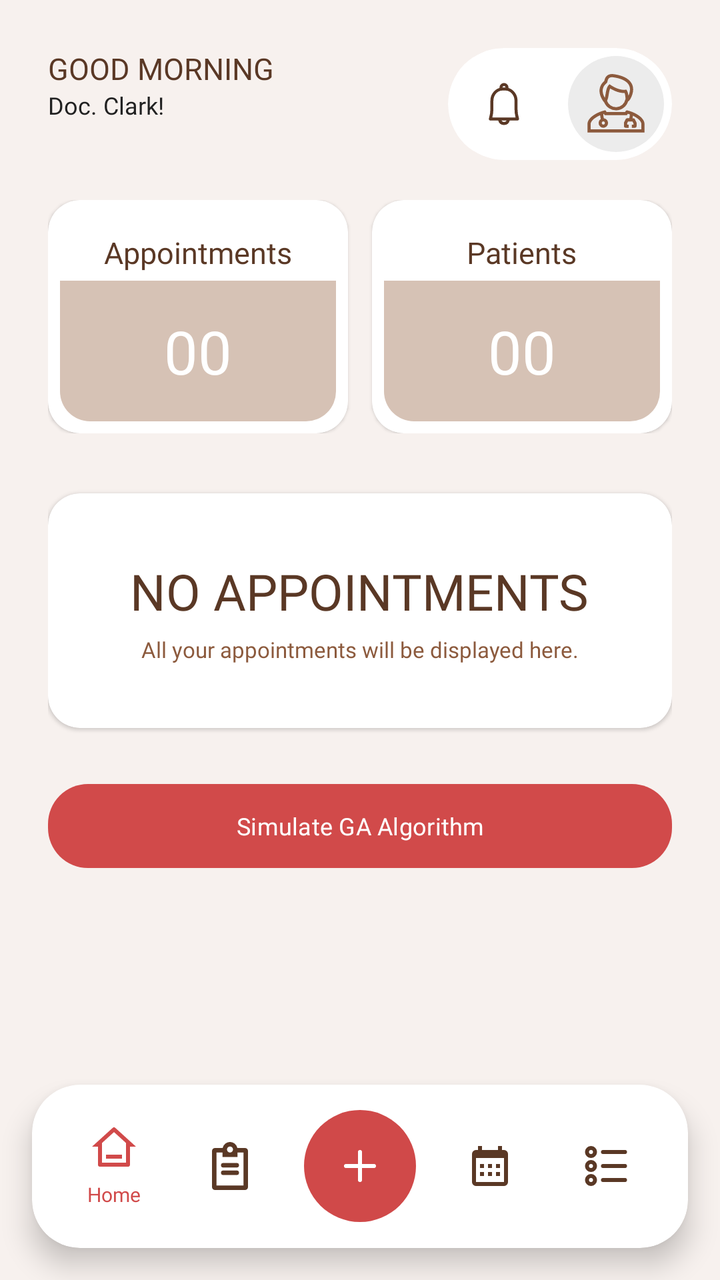
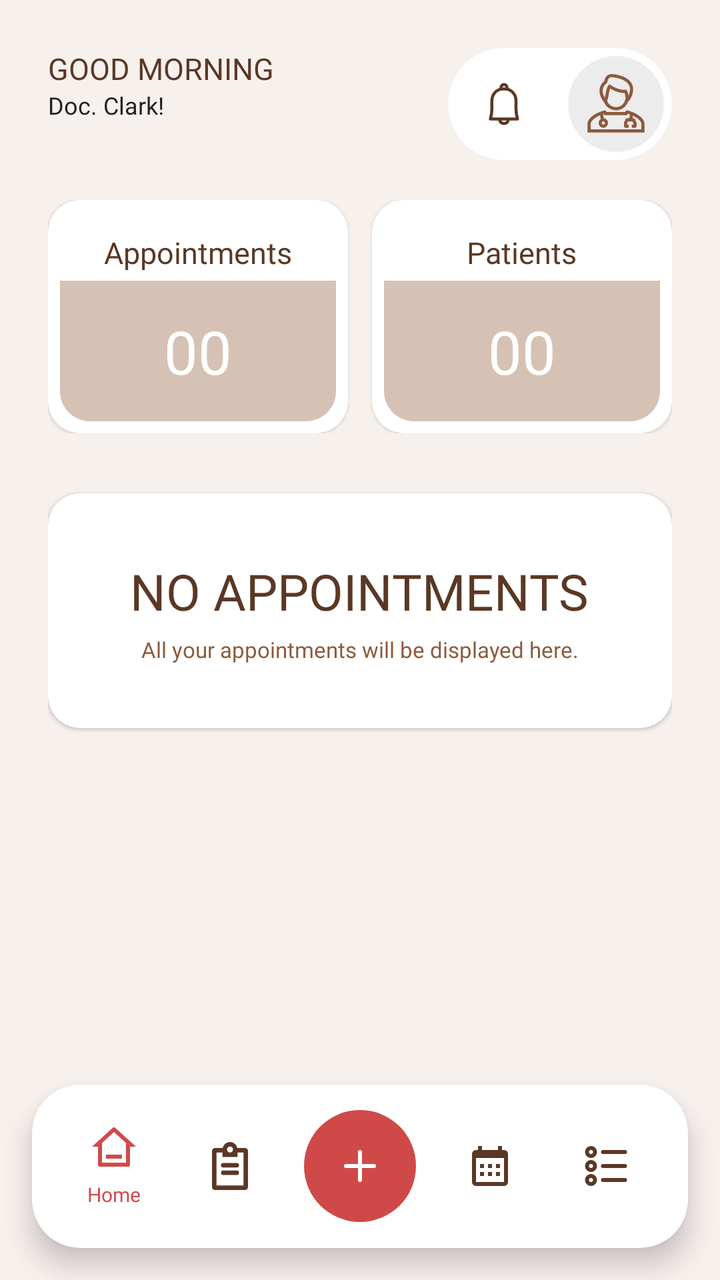

Compare the two renders of this Android layout. The source of the first and the diff that turns it into the second are given below.
<!-- AndroidManifest.xml: application theme Theme.StTherese -->
<!-- res/layout/activity_doctor_home.xml -->
<?xml version="1.0" encoding="utf-8"?>
    <androidx.coordinatorlayout.widget.CoordinatorLayout xmlns:android="http://schemas.android.com/apk/res/android"
        xmlns:app="http://schemas.android.com/apk/res-auto"
        android:layout_width="match_parent"
        android:layout_height="match_parent"
        android:background="#F7F1EE">

        <androidx.core.widget.NestedScrollView
            android:layout_width="match_parent"
            android:layout_height="match_parent"
            android:fillViewport="true"
            android:clipToPadding="false"
            android:paddingBottom="100dp">

            <LinearLayout
                android:layout_width="match_parent"
                android:layout_height="wrap_content"
                android:orientation="vertical"
                android:padding="24dp">

                <RelativeLayout
                    android:layout_width="match_parent"
                    android:layout_height="wrap_content"
                    android:layout_marginBottom="20dp">

                    <LinearLayout
                        android:layout_width="wrap_content"
                        android:layout_height="wrap_content"
                        android:layout_alignParentStart="true"
                        android:orientation="vertical">

                        <TextView
                            android:id="@+id/tvGreeting"
                            android:layout_width="wrap_content"
                            android:layout_height="wrap_content"
                            android:text="GOOD MORNING"
                            android:fontFamily="@font/montserrat_extra_bold"
                            android:textSize="15sp"
                            android:textColor="@color/brown_text" />

                        <TextView
                            android:id="@+id/tvUserName"
                            android:layout_width="wrap_content"
                            android:layout_height="wrap_content"
                            android:text="Doc. Clark!"
                            android:fontFamily="@font/poppins_medium"
                            android:textSize="12sp"
                            android:textColor="@color/black_text"/>
                    </LinearLayout>

                    <androidx.cardview.widget.CardView
                        android:layout_width="wrap_content"
                        android:layout_height="wrap_content"
                        android:layout_alignParentEnd="true"
                        app:cardBackgroundColor="#FFFFFF"
                        app:cardCornerRadius="28dp"
                        app:cardElevation="0dp">

                        <LinearLayout
                            android:layout_width="wrap_content"
                            android:layout_height="wrap_content"
                            android:orientation="horizontal"
                            android:gravity="center_vertical"
                            android:padding="4dp">

                            <ImageView
                                android:id="@+id/ivNotification"
                                android:layout_width="48dp"
                                android:layout_height="48dp"
                                android:layout_marginEnd="8dp"
                                android:background="@drawable/bg_notification"
                                android:padding="12dp"
                                android:src="@drawable/ic_notification"
                                app:tint="#5A3825" />

                            <ImageView
                                android:id="@+id/ivProfile"
                                android:layout_width="48dp"
                                android:layout_height="48dp"
                                android:padding="5dp"
                                android:src="@drawable/ic_doctor_placeholder"
                                android:background="@drawable/bg_circle_gray" />
                        </LinearLayout>
                    </androidx.cardview.widget.CardView>
                </RelativeLayout>










































                <LinearLayout
                    android:layout_width="match_parent"
                    android:layout_height="wrap_content"
                    android:orientation="horizontal"
                    android:layout_marginBottom="24dp">

                    <androidx.cardview.widget.CardView
                        android:id="@+id/appointmentCard"
                        android:layout_width="0dp"
                        android:layout_height="wrap_content"
                        android:layout_weight="1"
                        android:layout_marginEnd="12dp"
                        app:cardBackgroundColor="#FFFFFF"
                        app:cardCornerRadius="16dp"
                        app:cardElevation="1dp">

                        <LinearLayout
                            android:layout_width="match_parent"
                            android:layout_height="wrap_content"
                            android:orientation="vertical"
                            android:padding="6dp">

                            <TextView
                                android:layout_width="wrap_content"
                                android:layout_height="wrap_content"
                                android:paddingTop="10dp"
                                android:text="Appointments"
                                android:layout_gravity="center"
                                android:textSize="15sp"
                                android:fontFamily="@font/montserrat_bold"
                                android:textColor="@color/brown_text"
                                android:layout_marginBottom="4dp"/>

                            <TextView
                                android:id="@+id/tvAppointmentCount"
                                android:layout_width="match_parent"
                                android:layout_height="wrap_content"
                                android:paddingTop="15dp"
                                android:paddingBottom="15dp"
                                android:text="00"
                                android:gravity="center"
                                android:fontFamily="@font/montserrat_extra_bold"
                                android:textSize="30sp"
                                android:textColor="@color/card_white"
                                android:background="@drawable/appointment_card_bg"/>
                        </LinearLayout>

                    </androidx.cardview.widget.CardView>

                    <androidx.cardview.widget.CardView
                        android:id="@+id/patientCard"
                        android:layout_width="0dp"
                        android:layout_height="match_parent"
                        android:layout_weight="1"
                        app:cardBackgroundColor="#FFFFFF"
                        app:cardCornerRadius="16dp"
                        app:cardElevation="1dp">

                        <LinearLayout
                            android:layout_width="match_parent"
                            android:layout_height="wrap_content"
                            android:orientation="vertical"
                            android:padding="6dp">

                            <TextView
                                android:layout_width="wrap_content"
                                android:layout_height="wrap_content"
                                android:paddingTop="10dp"
                                android:layout_gravity="center"
                                android:layout_marginBottom="4dp"
                                android:fontFamily="@font/montserrat_bold"
                                android:text="Patients"
                                android:textColor="@color/brown_text"
                                android:textSize="15sp" />

                            <TextView
                                android:id="@+id/tvPatientCount"
                                android:layout_width="match_parent"
                                android:layout_height="match_parent"
                                android:paddingTop="15dp"
                                android:paddingBottom="15dp"
                                android:background="@drawable/appointment_card_bg"
                                android:fontFamily="@font/montserrat_extra_bold"
                                android:gravity="center"
                                android:text="00"
                                android:textColor="@color/card_white"
                                android:textSize="30sp" />
                        </LinearLayout>
                    </androidx.cardview.widget.CardView>


                </LinearLayout>


                <androidx.cardview.widget.CardView
                    android:id="@+id/layoutEmptyState"
                    android:layout_width="match_parent"
                    android:layout_height="wrap_content"
                    android:layout_marginTop="6dp"
                    android:layout_marginBottom="24dp"
                    app:cardBackgroundColor="#FFFFFF"
                    app:cardCornerRadius="16dp"
                    app:cardElevation="1dp">
                    <LinearLayout
                        android:layout_width="match_parent"
                        android:layout_height="wrap_content"
                        android:orientation="vertical"
                        android:gravity="center_horizontal"
                        android:padding="32dp">


                        <TextView
                        android:id="@+id/tvNoAppointment"
                        android:layout_width="wrap_content"
                        android:layout_height="wrap_content"
                        android:fontFamily="@font/montserrat_extra_bold"
                        android:text="NO APPOINTMENTS"
                            android:gravity="center"
                        android:textColor="@color/brown_text"
                        android:textSize="25sp" />

                        <TextView
                            android:layout_width="wrap_content"
                            android:layout_height="wrap_content"
                            android:fontFamily="@font/poppins_medium"
                            android:gravity="center"
                            android:text="All your appointments will be displayed here."
                            android:layout_marginTop="5dp"
                            android:textColor="@color/text_secondary"
                            android:textSize="11sp" />

                    </LinearLayout>
                </androidx.cardview.widget.CardView>


            <LinearLayout
                android:id="@+id/layoutDataContent"
                android:layout_width="match_parent"
                android:layout_height="wrap_content"
                android:orientation="vertical"
                android:visibility="gone">


                <RelativeLayout
                    android:layout_width="match_parent"
                    android:layout_height="wrap_content"
                    android:layout_marginBottom="12dp">

                <TextView
                    android:layout_width="wrap_content"
                    android:layout_height="wrap_content"
                    android:layout_alignParentStart="true"
                    android:text="Upcoming Appointment"
                    android:textSize="12sp"
                    android:fontFamily="@font/poppins_semi_bold"
                    android:textColor="@color/brown_text" />

                <TextView
                    android:id="@+id/tvViewAllAppointments"
                    android:layout_width="wrap_content"
                    android:layout_height="wrap_content"
                    android:layout_alignParentEnd="true"
                    android:text="View All"
                    android:textSize="12sp"
                    android:textColor="#D14A4A"
                    android:fontFamily="@font/poppins_semi_bold" />
                </RelativeLayout>



                <androidx.recyclerview.widget.RecyclerView
                    android:id="@+id/rvUpcomingAppointments"
                    android:layout_width="match_parent"
                    android:layout_height="wrap_content"
                    android:layout_marginBottom="24dp" />


            </LinearLayout>

                <com.google.android.material.button.MaterialButton
                    android:id="@+id/btnGA"
                    android:layout_width="match_parent"
                    android:layout_height="50dp"
                    android:text="Simulate GA Algorithm"
                    android:textAllCaps="false"
                    android:textColor="#FFFFFF"
                    android:fontFamily="@font/poppins_semi_bold"
                    android:textSize="12sp"
                    app:cornerRadius="20dp"
                    app:backgroundTint="@color/red_primary"/>

            </LinearLayout>

        </androidx.core.widget.NestedScrollView>






        <androidx.cardview.widget.CardView
            android:layout_width="match_parent"
            android:layout_height="wrap_content"
            android:layout_gravity="bottom"
            android:layout_margin="16dp"
            app:cardCornerRadius="24dp"
            app:cardElevation="8dp"
            app:cardBackgroundColor="#FFFFFF">

            <LinearLayout
                android:layout_width="match_parent"
                android:layout_height="wrap_content"
                android:orientation="horizontal"
                android:gravity="center"
                android:padding="12dp">

                <LinearLayout
                    android:id="@+id/btnHome"
                    android:layout_width="0dp"
                    android:layout_height="wrap_content"
                    android:layout_weight="1"
                    android:orientation="vertical"
                    android:gravity="center"
                    android:padding="8dp">

                    <ImageView
                        android:layout_width="24dp"
                        android:layout_height="24dp"
                        android:src="@drawable/ic_home"
                        app:tint="#D14A4A" />

                    <TextView
                        android:layout_width="wrap_content"
                        android:layout_height="wrap_content"
                        android:text="Home"
                        android:fontFamily="@font/montserrat_extra_bold"
                        android:textSize="10sp"
                        android:textColor="#D14A4A"
                        android:layout_marginTop="4dp" />
                </LinearLayout>

                <LinearLayout
                    android:id="@+id/btnAppointment"
                    android:layout_width="0dp"
                    android:layout_height="wrap_content"
                    android:layout_weight="1"
                    android:orientation="vertical"
                    android:gravity="center"
                    android:padding="8dp">

                    <ImageView
                        android:layout_width="24dp"
                        android:layout_height="24dp"
                        android:src="@drawable/ic_list"
                        app:tint="#5A3825" />
                </LinearLayout>

                <ImageView
                    android:id="@+id/btnAdd"
                    android:layout_width="56dp"
                    android:layout_height="56dp"
                    android:src="@drawable/ic_add"
                    android:background="@drawable/bg_circle_red"
                    android:padding="16dp"
                    app:tint="#FFFFFF"
                    android:layout_marginHorizontal="8dp" />

                <LinearLayout
                    android:id="@+id/btnCalendar"
                    android:layout_width="0dp"
                    android:layout_height="wrap_content"
                    android:layout_weight="1"
                    android:orientation="vertical"
                    android:gravity="center"
                    android:padding="8dp">

                    <ImageView
                        android:layout_width="24dp"
                        android:layout_height="24dp"
                        android:src="@drawable/ic_calendar"
                        app:tint="#5A3825" />
                </LinearLayout>

                <LinearLayout
                    android:id="@+id/btnHistory"
                    android:layout_width="0dp"
                    android:layout_height="wrap_content"
                    android:layout_weight="1"
                    android:orientation="vertical"
                    android:gravity="center"
                    android:padding="8dp">

                    <ImageView
                        android:layout_width="24dp"
                        android:layout_height="24dp"
                        android:src="@drawable/ic_menu"
                        app:tint="#5A3825" />
                </LinearLayout>
            </LinearLayout>
        </androidx.cardview.widget.CardView>

    </androidx.coordinatorlayout.widget.CoordinatorLayout>
<!-- resources referenced by this layout -->
<resources>
  <color name="black_text">#212121</color>
  <color name="brown_text">#5A3825</color>
  <color name="card_white">#FFFFFF</color>
  <color name="red_primary">#D14A4A</color>
  <color name="text_secondary">#8C5A3D</color>
  <!-- drawable appointment_card_bg (drawable) -->
  <?xml version="1.0" encoding="utf-8"?>
  <shape xmlns:android="http://schemas.android.com/apk/res/android"
      android:shape="rectangle">
      <solid android:color="#D6C2B5" />
      <corners
          android:topLeftRadius="0dp"
          android:topRightRadius="0dp"
          android:bottomLeftRadius="15dp"
          android:bottomRightRadius="15dp" />
  </shape>
  <!-- drawable bg_circle_gray (drawable) -->
  <?xml version="1.0" encoding="utf-8"?>
  <shape xmlns:android="http://schemas.android.com/apk/res/android"
      android:shape="oval">
      <padding android:left="6dp" android:top="6dp" android:right="6dp"/>
      <solid android:color="#ECECEC" />
  </shape>
  <!-- drawable bg_circle_red (drawable) -->
  <?xml version="1.0" encoding="utf-8"?>
  <shape xmlns:android="http://schemas.android.com/apk/res/android"
      android:shape="oval">
      <solid android:color="#D04949" />
  </shape>
  <!-- drawable bg_notification (drawable) -->
  <?xml version="1.0" encoding="utf-8"?>
  <shape xmlns:android="http://schemas.android.com/apk/res/android"
      android:shape="rectangle">
      <solid android:color="#FFFFFF" />
      <corners android:radius="12dp" />
  </shape>
  <!-- drawable ic_add (drawable) -->
  <vector xmlns:android="http://schemas.android.com/apk/res/android"
      android:width="24dp"
      android:height="24dp"
      android:viewportWidth="24"
      android:viewportHeight="24">
    <path
        android:pathData="M5,12h14m-7,-7v14"
        android:strokeLineJoin="round"
        android:strokeWidth="2"
        android:fillColor="#00000000"
        android:strokeColor="#FFFFFF"
        android:strokeLineCap="round"/>
  </vector>
  <!-- drawable ic_calendar (drawable) -->
  <vector xmlns:android="http://schemas.android.com/apk/res/android"
      android:width="24dp"
      android:height="24dp"
      android:viewportWidth="24"
      android:viewportHeight="24">
    <path
        android:pathData="M8,4h8L16,2h2v2h1a2,2 0,0 1,2 2v14a2,2 0,0 1,-2 2L5,22a2,2 0,0 1,-2 -2L3,6a2,2 0,0 1,2 -2h1L6,2h2zM5,8v12h14L19,8zM7,11h2v2L7,13zM11,11h2v2h-2zM15,11h2v2h-2zM15,15h2v2h-2zM11,15h2v2h-2zM7,15h2v2L7,17z"
        android:fillColor="#FFFFFF"
        android:fillType="evenOdd"/>
  </vector>
  <!-- drawable ic_home (drawable) -->
  <vector xmlns:android="http://schemas.android.com/apk/res/android"
      android:width="24dp"
      android:height="24dp"
      android:viewportWidth="24"
      android:viewportHeight="24">
    <path
        android:pathData="M19,21L5,21a1,1 0,0 1,-1 -1v-9L1,11l10.327,-9.388a1,1 0,0 1,1.346 0L23,11h-3v9a1,1 0,0 1,-1 1M6,19h12L18,9.157l-6,-5.454l-6,5.454zM8,15h8v2L8,17z"
        android:fillColor="@color/brown_text"/>
  </vector>
  <style name="Theme.StTherese" parent="Base.Theme.StTherese" />
  <style name="Base.Theme.StTherese" parent="Theme.Material3.DayNight.NoActionBar">
          <item name="colorPrimary">@color/md_theme_light_primary</item>
          <item name="colorOnPrimary">@color/md_theme_light_onPrimary</item>
          <item name="android:colorBackground">@color/md_theme_light_background</item>
          <item name="colorSurface">@color/md_theme_light_surface</item>
          <item name="colorError">@color/red_primary</item>
          <item name="colorSecondary">@color/brown_text</item>
      </style>
  <color name="md_theme_light_primary">@color/brown_primary</color>
  <color name="md_theme_light_onPrimary">@color/white_on_primary</color>
  <color name="md_theme_light_background">@color/app_background</color>
  <color name="md_theme_light_surface">@color/app_background</color>
  <color name="brown_primary">#6B3A17</color>
  <color name="white_on_primary">#FFFFFF</color>
  <color name="app_background">#F7F1EE</color>
  <!-- unchanged entries left out for length: 4 -->
</resources>

<!-- the commit's change to res/layout/activity_doctor_home.xml (unified diff, before → after) -->
@@ -304,17 +304,17 @@
 
             </LinearLayout>
 
-                <com.google.android.material.button.MaterialButton
-                    android:id="@+id/btnGA"
-                    android:layout_width="match_parent"
-                    android:layout_height="50dp"
-                    android:text="Simulate GA Algorithm"
-                    android:textAllCaps="false"
-                    android:textColor="#FFFFFF"
-                    android:fontFamily="@font/poppins_semi_bold"
-                    android:textSize="12sp"
-                    app:cornerRadius="20dp"
-                    app:backgroundTint="@color/red_primary"/>
+
+
+
+
+
+
+
+
+
+
+
 
             </LinearLayout>
 
